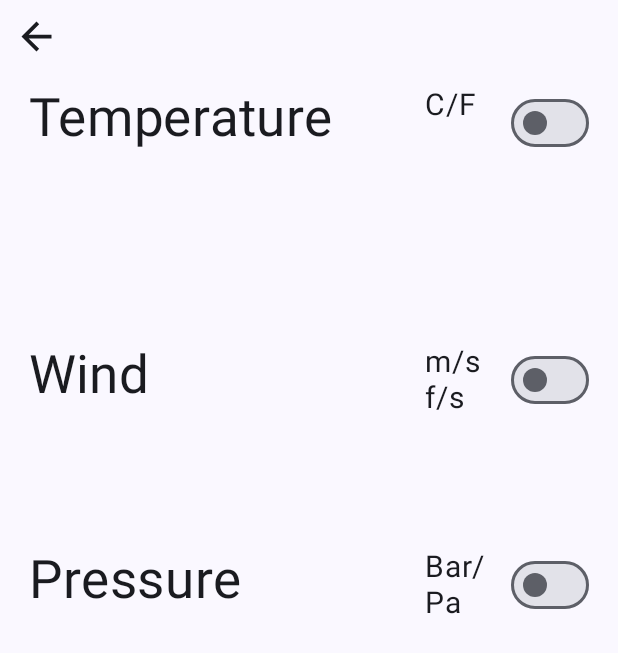
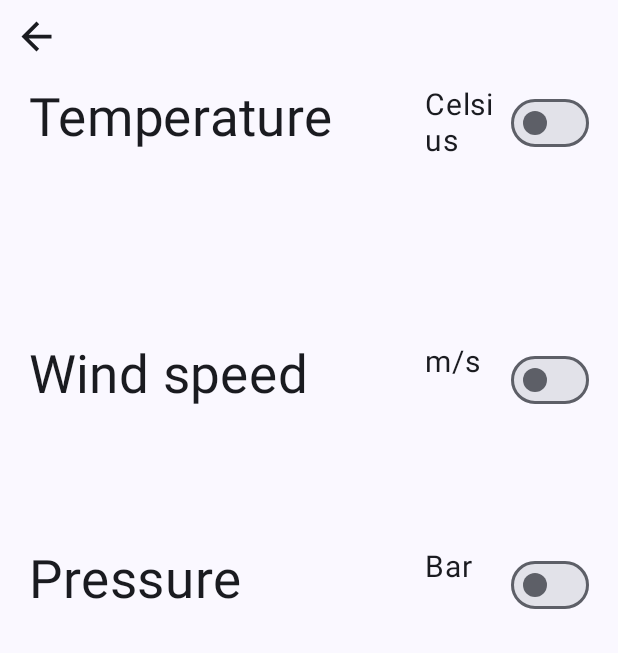
Before and after one commit to S203932/VejrApp, an Android app built with Jetpack Compose: the screen it shows after launch (MainActivity), after a tap on "Open Settings", on a phone screen of 412 x 824 dp. Shown: the top 653 px of the screen. Run offline under Robolectric (Android 15) with nearby library versions, the phone set to English and light mode, and no system bars; our stand-ins replace Dagger/Hilt's generated code; network calls fail; 1 statement that could not run was skipped.

Commit message:
Simplify settings Refactor names Tweaks

```diff
--- a/app/src/main/java/com/example/vejrapp/data/local/default/DefaultData.kt
+++ b/app/src/main/java/com/example/vejrapp/data/local/default/DefaultData.kt
@@ -13,7 +13,8 @@ import com.example.vejrapp.data.remote.locationforecast.models.PointGeometryEnum
 import com.example.vejrapp.data.repository.models.CurrentWeather
 import java.time.ZonedDateTime
 
-object DefaultData {
+class DefaultData {
+    object LOCATIONS{
         private val copenhagen = City(
             name = "Copenhagen",
             country = "Denmark",
@@ -29,11 +30,12 @@ object DefaultData {
             longitude = 23.32415F,
             population = 1152556
         )
-    val defaultCity: City = copenhagen
+        val CITY: City = copenhagen
 
-    val cities = listOf<City>(copenhagen, sofia)
-
-    val defaultComplete = METJSONForecast(
+        val CITIES = listOf<City>(copenhagen, sofia)
+    }
+    object LOCATIONFORECAST{
+        val COMPLETE = METJSONForecast(
             geometry = PointGeometry(
                 coordinates = listOf(0F, 0F, 0F),
                 type = PointGeometryEnum.Point
@@ -50,5 +52,6 @@ object DefaultData {
             type = METJSONForecastEnum.Feature
         )
 
-    val defaultCurrentWeather = CurrentWeather(defaultComplete)
+        val CURRENT_WEATHER = CurrentWeather(COMPLETE)
     }
+}
--- a/app/src/main/java/com/example/vejrapp/data/local/search/Locations.kt
+++ b/app/src/main/java/com/example/vejrapp/data/local/search/Locations.kt
@@ -17,7 +17,7 @@ class Locations(private val context: Context) {
     ).toList()
 
     // TODO Get favorite city from data store
-    val selectedCity = DefaultData.defaultCity
+    val selectedCity = DefaultData.LOCATIONS.CITY
 
 //    fun getCityFromLocation(): City {
 //
--- a/app/src/main/java/com/example/vejrapp/data/repository/WeatherRepository.kt
+++ b/app/src/main/java/com/example/vejrapp/data/repository/WeatherRepository.kt
@@ -33,10 +33,10 @@ class WeatherRepository @Inject constructor(private val locationforecast: Locati
     IWeatherRepository {
     private val scope = CoroutineScope(Dispatchers.IO)
 
-    private var complete = DefaultData.defaultComplete
-    override var city = DefaultData.defaultCity
+    private var complete = DefaultData.LOCATIONFORECAST.COMPLETE
+    override var city = DefaultData.LOCATIONS.CITY
     override var currentWeather =
-        MutableStateFlow<CurrentWeather>(DefaultData.defaultCurrentWeather)
+        MutableStateFlow<CurrentWeather>(DefaultData.LOCATIONFORECAST.CURRENT_WEATHER)
 
     // Get forecast for the default city when starting the app
     init {
--- a/app/src/main/java/com/example/vejrapp/navigation/MainNavHost.kt
+++ b/app/src/main/java/com/example/vejrapp/navigation/MainNavHost.kt
@@ -4,11 +4,9 @@ import androidx.compose.foundation.ExperimentalFoundationApi
 import androidx.compose.foundation.background
 import androidx.compose.foundation.layout.Arrangement
 import androidx.compose.foundation.layout.Box
-import androidx.compose.foundation.layout.Column
 import androidx.compose.foundation.layout.Row
 import androidx.compose.foundation.layout.fillMaxHeight
 import androidx.compose.foundation.layout.fillMaxSize
-import androidx.compose.foundation.layout.fillMaxWidth
 import androidx.compose.foundation.layout.offset
 import androidx.compose.foundation.layout.padding
 import androidx.compose.foundation.layout.size
@@ -18,7 +16,6 @@ import androidx.compose.foundation.pager.PageSize
 import androidx.compose.foundation.pager.rememberPagerState
 import androidx.compose.foundation.shape.CircleShape
 import androidx.compose.foundation.shape.RoundedCornerShape
-import androidx.compose.material3.Card
 import androidx.compose.material3.MaterialTheme
 import androidx.compose.runtime.Composable
 import androidx.compose.runtime.rememberCoroutineScope
@@ -26,7 +23,6 @@ import androidx.compose.ui.Alignment
 import androidx.compose.ui.Modifier
 import androidx.compose.ui.draw.clip
 import androidx.compose.ui.graphics.Color
-import androidx.compose.ui.tooling.preview.Preview
 import androidx.compose.ui.unit.dp
 import androidx.lifecycle.viewmodel.compose.viewModel
 import androidx.navigation.NavHostController
@@ -34,22 +30,18 @@ import androidx.navigation.compose.NavHost
 import androidx.navigation.compose.composable
 import com.example.vejrapp.presentation.day.DayPage
 import com.example.vejrapp.presentation.day.DayViewModel
-import com.example.vejrapp.presentation.day.DetailsBox
-import com.example.vejrapp.presentation.day.TopWeather
-import com.example.vejrapp.presentation.search.SearchBar
 import com.example.vejrapp.presentation.search.SearchViewModel
-import com.example.vejrapp.presentation.settings.DataViewModel
+import com.example.vejrapp.presentation.settings.SettingsViewModel
 import com.example.vejrapp.presentation.settings.Settings
 import com.example.vejrapp.presentation.theme.LinearGradient
 import com.example.vejrapp.presentation.week.WeekPage
-import com.example.vejrapp.presentation.week.WeekView
 
 
 @OptIn(ExperimentalFoundationApi::class)
 @Composable
 fun MainNavHost(
     navController: NavHostController,
-    dataViewModel: DataViewModel = viewModel(),
+    settingsViewModel: SettingsViewModel = viewModel(),
     searchViewModel: SearchViewModel = viewModel(),
     dayViewModel: DayViewModel = viewModel(),
 
@@ -152,7 +144,7 @@ fun MainNavHost(
                 },
                 modifier = Modifier.fillMaxHeight(),
                 navController = navController,
-                dataViewModel = dataViewModel
+                settingsViewModel = settingsViewModel
             )
         }
     }
--- a/app/src/main/java/com/example/vejrapp/presentation/day/DayViewModel.kt
+++ b/app/src/main/java/com/example/vejrapp/presentation/day/DayViewModel.kt
@@ -7,16 +7,17 @@ import com.example.vejrapp.data.repository.WeatherRepository
 import com.example.vejrapp.data.repository.models.CurrentWeather
 import dagger.hilt.android.lifecycle.HiltViewModel
 import kotlinx.coroutines.flow.MutableStateFlow
+import kotlinx.coroutines.flow.StateFlow
 import javax.inject.Inject
 
 interface IDayViewModel {
-    val currentWeather: MutableStateFlow<CurrentWeather>
+    val currentWeather: StateFlow<CurrentWeather>
     fun update()
 }
 
 class DayViewModelPreview() : IDayViewModel {
     override val currentWeather =
-        MutableStateFlow<CurrentWeather>(DefaultData.defaultCurrentWeather)
+        MutableStateFlow<CurrentWeather>(DefaultData.LOCATIONFORECAST.CURRENT_WEATHER)
 
     override fun update() {
         TODO("Not yet implemented")
--- a/app/src/main/java/com/example/vejrapp/presentation/search/SearchViewModel.kt
+++ b/app/src/main/java/com/example/vejrapp/presentation/search/SearchViewModel.kt
@@ -34,9 +34,9 @@ class SearchViewModelPreview @Inject constructor() :
             return MutableStateFlow<String>("")
         }
 
-    override val currentCity: StateFlow<City> = MutableStateFlow<City>(DefaultData.defaultCity)
+    override val currentCity: StateFlow<City> = MutableStateFlow<City>(DefaultData.LOCATIONS.CITY)
     override val searchMode: StateFlow<Boolean> = MutableStateFlow<Boolean>(false)
-    override val cities = MutableStateFlow<List<City>>(DefaultData.cities)
+    override val cities = MutableStateFlow<List<City>>(DefaultData.LOCATIONS.CITIES)
 
     override fun onSearchTextChange(text: String) {
         TODO("Not yet implemented")
@@ -60,7 +60,7 @@ class SearchViewModel @Inject constructor(locations: Locations) : ViewModel(), I
     private val _searchText = MutableStateFlow("")
     override val searchText = _searchText.asStateFlow()
 
-    private val _currentCity = MutableStateFlow(DefaultData.defaultCity)
+    private val _currentCity = MutableStateFlow(DefaultData.LOCATIONS.CITY)
     override val currentCity = _currentCity.asStateFlow()
 
     private val _searchMode = MutableStateFlow(false)
@@ -89,6 +89,8 @@ class SearchViewModel @Inject constructor(locations: Locations) : ViewModel(), I
     }
 
     override fun updateFavorite(city: City) {
+
+//        city = city.copy()
         city.favorite = !city.favorite
     }
 
--- a/app/src/main/java/com/example/vejrapp/presentation/settings/DataViewModel.kt
+++ /dev/null
@@ -1,32 +0,0 @@
-package com.example.vejrapp.presentation.settings
-
-import androidx.lifecycle.ViewModel
-import dagger.hilt.android.lifecycle.HiltViewModel
-import kotlinx.coroutines.flow.MutableStateFlow
-import kotlinx.coroutines.flow.asStateFlow
-import javax.inject.Inject
-
-@HiltViewModel
-class DataViewModel @Inject constructor() : ViewModel() {
-    private val _tempUnit = MutableStateFlow("Celsius")
-    val tempUnit = _tempUnit.asStateFlow()
-
-    private val _windUnit = MutableStateFlow("m/s")
-    val windUnit = _windUnit.asStateFlow()
-
-    private val _pressureUnit = MutableStateFlow("Bar")
-    val pressureUnit = _pressureUnit.asStateFlow()
-
-    fun updateTempUnit(temp: String) {
-        _tempUnit.value = temp
-    }
-
-    fun updateWindUnit(wind: String) {
-        _windUnit.value = wind
-    }
-
-    fun updatePressureUnit(pressure: String) {
-        _pressureUnit.value = pressure
-    }
-
-}
--- /dev/null
+++ b/app/src/main/java/com/example/vejrapp/presentation/settings/Settings.kt
@@ -0,0 +1,116 @@
+package com.example.vejrapp.presentation.settings
+
+import androidx.compose.foundation.background
+import androidx.compose.foundation.layout.Arrangement
+import androidx.compose.foundation.layout.Column
+import androidx.compose.foundation.layout.Row
+import androidx.compose.foundation.layout.fillMaxHeight
+import androidx.compose.foundation.layout.fillMaxSize
+import androidx.compose.foundation.layout.fillMaxWidth
+import androidx.compose.foundation.layout.padding
+import androidx.compose.foundation.layout.size
+import androidx.compose.foundation.shape.CircleShape
+import androidx.compose.material.icons.Icons
+import androidx.compose.material.icons.filled.ArrowBack
+import androidx.compose.material3.ExperimentalMaterial3Api
+import androidx.compose.material3.Icon
+import androidx.compose.material3.IconButton
+import androidx.compose.material3.Scaffold
+import androidx.compose.material3.Switch
+import androidx.compose.material3.Text
+import androidx.compose.runtime.Composable
+import androidx.compose.runtime.State
+import androidx.compose.runtime.collectAsState
+import androidx.compose.ui.Modifier
+import androidx.compose.ui.graphics.Color
+import androidx.compose.ui.tooling.preview.Preview
+import androidx.compose.ui.unit.dp
+import androidx.compose.ui.unit.sp
+import androidx.navigation.NavController
+import androidx.navigation.compose.rememberNavController
+import com.example.vejrapp.presentation.settings.models.SettingsModel
+
+
+@OptIn(ExperimentalMaterial3Api::class)
+@Composable
+fun Settings(
+    navController: NavController,
+    settingsViewModel: ISettingsViewModel,
+    onSelectionChanged: (String) -> Unit = {},
+    onCancelButtonClicked: () -> Unit = {},
+    onNextButtonClicked: () -> Unit = {},
+    modifier: Modifier = Modifier
+) {
+
+    val temperatureUnit = settingsViewModel.temperatureUnit.collectAsState()
+    val windSpeedUnit = settingsViewModel.windSpeedUnit.collectAsState()
+    val pressureUnit = settingsViewModel.pressureUnit.collectAsState()
+
+    Scaffold(
+        modifier = Modifier
+            .fillMaxSize()
+    ) { values ->
+        Column(
+            modifier = Modifier
+                .fillMaxWidth()
+                .padding(values)
+
+        ) {
+            IconButton(
+                onClick = {
+                    navController.popBackStack()
+                    //onNextButtonClicked
+                }
+            ) {
+                Icon(
+                    modifier = Modifier
+                        .padding(2.dp, 2.dp)
+                        .size(30.dp)
+                        .background(color = Color.Transparent, shape = CircleShape),
+                    imageVector = Icons.Default.ArrowBack,
+                    contentDescription = null
+                )
+            }
+            Setting(modifier, setting = temperatureUnit, onToggle = { settingsViewModel.toggleTemperatureUnit() })
+            Setting(modifier, setting = windSpeedUnit, onToggle = { settingsViewModel.toggleWindSpeedUnit() })
+            Setting(modifier, setting = pressureUnit, onToggle = { settingsViewModel.togglePressureUnit() })
+        }
+    }
+}
+
+@Composable
+fun Setting(
+    modifier: Modifier= Modifier, setting: State<SettingsModel>, onToggle: ()->Unit
+){
+    Row(
+        modifier = Modifier
+            .fillMaxWidth()
+            .padding(10.dp),
+        horizontalArrangement = Arrangement.SpaceEvenly
+    ) {
+        Text(
+            text = setting.value.name,
+            fontSize = 35.sp,
+            modifier = Modifier
+                .fillMaxWidth(0.65f)
+                .fillMaxHeight(0.2f)
+                .size(50.dp)
+        )
+
+        Text(
+            text = setting.value.getSelected().toString(),
+            fontSize = 20.sp,
+            modifier = Modifier
+                .fillMaxWidth(0.35f)
+                .fillMaxHeight(0.2f),
+        )
+
+        Switch(checked = setting.value.checked, onCheckedChange = { onToggle() })
+    }
+}
+
+@Preview(showBackground = true)
+@Composable
+fun SettingPreview() {
+        Settings(rememberNavController(), SettingsViewModelPreview())
+}
--- a/app/src/main/java/com/example/vejrapp/presentation/settings/SettingsScreen.kt
+++ /dev/null
@@ -1,205 +0,0 @@
-package com.example.vejrapp.presentation.settings
-
-import androidx.compose.foundation.background
-import androidx.compose.foundation.layout.Arrangement
-import androidx.compose.foundation.layout.Column
-import androidx.compose.foundation.layout.Row
-import androidx.compose.foundation.layout.fillMaxHeight
-import androidx.compose.foundation.layout.fillMaxSize
-import androidx.compose.foundation.layout.fillMaxWidth
-import androidx.compose.foundation.layout.padding
-import androidx.compose.foundation.layout.size
-import androidx.compose.foundation.shape.CircleShape
-import androidx.compose.material.icons.Icons
-import androidx.compose.material.icons.filled.ArrowBack
-import androidx.compose.material3.ExperimentalMaterial3Api
-import androidx.compose.material3.Icon
-import androidx.compose.material3.IconButton
-import androidx.compose.material3.Scaffold
-import androidx.compose.material3.Switch
-import androidx.compose.material3.Text
-import androidx.compose.runtime.Composable
-import androidx.compose.runtime.collectAsState
-import androidx.compose.runtime.getValue
-import androidx.compose.runtime.mutableStateOf
-import androidx.compose.runtime.remember
-import androidx.compose.runtime.setValue
-import androidx.compose.ui.Modifier
-import androidx.compose.ui.graphics.Color
-import androidx.compose.ui.tooling.preview.Preview
-import androidx.compose.ui.unit.dp
-import androidx.compose.ui.unit.sp
-import androidx.lifecycle.viewmodel.compose.viewModel
-import androidx.navigation.NavController
-import androidx.navigation.compose.rememberNavController
-import com.example.vejrapp.presentation.theme.VejrAppTheme
-
-
-@OptIn(ExperimentalMaterial3Api::class)
-@Composable
-fun Settings(
-    navController: NavController,
-    dataViewModel: DataViewModel,
-    onSelectionChanged: (String) -> Unit = {},
-    onCancelButtonClicked: () -> Unit = {},
-    onNextButtonClicked: () -> Unit = {},
-    modifier: Modifier = Modifier
-) {
-
-    val tempUnit = dataViewModel.tempUnit.collectAsState()
-    val windUnit = dataViewModel.windUnit.collectAsState()
-    val pressureUnit = dataViewModel.pressureUnit.collectAsState()
-    Scaffold(
-        modifier = Modifier
-            .fillMaxSize()
-    ) { values ->
-        Column(
-            modifier = Modifier
-                .fillMaxWidth()
-                .padding(values)
-
-        ) {
-            IconButton(
-
-                onClick = {
-                    navController.popBackStack()
-                    //onNextButtonClicked
-
-                }
-            ) {
-                Icon(
-
-                    modifier = Modifier
-                        .padding(2.dp, 2.dp)
-                        .size(30.dp)
-                        .background(color = Color.Transparent, shape = CircleShape),
-
-
-                    imageVector = Icons.Default.ArrowBack,
-                    contentDescription = null
-                )
-
-            }
-
-
-            Row(
-                modifier = Modifier
-                    .fillMaxWidth()
-                    .padding(10.dp),
-                horizontalArrangement = Arrangement.SpaceEvenly
-            ) {
-
-                Text(
-                    text = "Temperature",
-                    fontSize = 35.sp,
-                    modifier = Modifier
-                        .fillMaxWidth(0.65f)
-                        .fillMaxHeight(0.2f)
-                        .size(50.dp)
-                )
-
-                Text(
-                    text = "C/F",
-                    fontSize = 20.sp,
-                    modifier = Modifier
-                        .fillMaxWidth(0.35f)
-                        .fillMaxHeight(0.2f),
-                )
-
-
-                var checked by remember { mutableStateOf(tempUnit.value == "Fahrenheit") }
-                Switch(
-
-                    checked =
-                    checked,
-                    onCheckedChange = {
-                        if (tempUnit.value == ("Celsius")) dataViewModel.updateTempUnit("Fahrenheit")
-                        else dataViewModel.updateTempUnit("Celsius")
-                        checked = !checked
-
-                    }
-                )
-
-            }
-            Row(
-                modifier = Modifier
-                    .fillMaxWidth()
-                    .padding(10.dp),
-                horizontalArrangement = Arrangement.SpaceEvenly
-            ) {
-
-                Text(
-                    text = "Wind",
-                    fontSize = 35.sp,
-                    modifier = Modifier
-                        .fillMaxWidth(0.65f)
-                        .fillMaxHeight(0.2f)
-                        .size(50.dp)
-                )
-
-                Text(
-                    text = "m/s\nf/s",
-                    fontSize = 20.sp,
-                    modifier = Modifier
-                        .fillMaxWidth(0.35f)
-                        .fillMaxHeight(0.2f),
-                )
-
-                var checked by remember { mutableStateOf(windUnit.value == "f/s") }
-                Switch(
-                    checked = checked,
-                    onCheckedChange = {
-                        if (windUnit.value == ("m/s")) dataViewModel.updateWindUnit("f/s")
-                        else dataViewModel.updateWindUnit("m/s")
-                        checked = !checked
-                    }
-                )
-
-            }
-            Row(
-                modifier = Modifier
-                    .fillMaxWidth()
-                    .padding(10.dp),
-                horizontalArrangement = Arrangement.SpaceEvenly
-            ) {
-
-                Text(
-                    text = "Pressure",
-                    fontSize = 35.sp,
-                    modifier = Modifier
-                        .fillMaxWidth(0.65f)
-                        .fillMaxHeight(0.2f)
-                        .size(50.dp)
-                )
-
-                Text(
-                    text = "Bar/\nPa",
-                    fontSize = 20.sp,
-                    modifier = Modifier
-                        .fillMaxWidth(0.35f)
-                        .fillMaxHeight(0.2f),
-                )
-
-                var checked by remember { mutableStateOf(pressureUnit.value == "Pa") }
-                Switch(
-                    checked = checked,
-                    onCheckedChange = {
-                        if (pressureUnit.value == ("Bar")) dataViewModel.updatePressureUnit("Pa")
-                        else dataViewModel.updatePressureUnit("Bar")
-                        checked = !checked
-                    }
-                )
-            }
-        }
-    }
-}
-
-@Preview(showBackground = true)
-@Composable
-fun SettingPreview() {
-    VejrAppTheme {
-        val navController = rememberNavController()
-        val dataViewModel = viewModel<DataViewModel>()
-        Settings(navController = navController, dataViewModel)
-    }
-}
--- /dev/null
+++ b/app/src/main/java/com/example/vejrapp/presentation/settings/SettingsViewModel.kt
@@ -0,0 +1,95 @@
+package com.example.vejrapp.presentation.settings
+
+import android.content.Context
+import androidx.core.content.ContextCompat.getString
+//import androidx.core.content.ContextCompat.getString
+import androidx.lifecycle.ViewModel
+import com.example.vejrapp.R
+import com.example.vejrapp.presentation.settings.models.SettingsModel
+import dagger.hilt.android.lifecycle.HiltViewModel
+import dagger.hilt.android.qualifiers.ApplicationContext
+import kotlinx.coroutines.flow.MutableStateFlow
+import kotlinx.coroutines.flow.StateFlow
+import kotlinx.coroutines.flow.asStateFlow
+import javax.inject.Inject
+
+interface ISettingsViewModel {
+    val temperatureUnit: StateFlow<SettingsModel>
+    val windSpeedUnit: StateFlow<SettingsModel>
+    val pressureUnit: StateFlow<SettingsModel>
+
+    fun toggleTemperatureUnit()
+    fun toggleWindSpeedUnit()
+    fun togglePressureUnit()
+}
+
+class SettingsViewModelPreview @Inject constructor() :
+    ISettingsViewModel {
+    override val temperatureUnit: StateFlow<SettingsModel>
+        get() = TODO("Not yet implemented")
+    override val windSpeedUnit: StateFlow<SettingsModel>
+        get() = TODO("Not yet implemented")
+    override val pressureUnit: StateFlow<SettingsModel>
+        get() = TODO("Not yet implemented")
+
+    override fun toggleTemperatureUnit() {
+        TODO("Not yet implemented")
+    }
+
+    override fun toggleWindSpeedUnit() {
+        TODO("Not yet implemented")
+    }
+
+    override fun togglePressureUnit() {
+        TODO("Not yet implemented")
+    }
+}
+
+@HiltViewModel
+class SettingsViewModel @Inject constructor(@ApplicationContext context: Context) : ViewModel(), ISettingsViewModel {
+    private val _temperatureUnit = MutableStateFlow(
+        SettingsModel(
+            name = getString(context, R.string.temperature_name),
+            choices = mapOf(
+                Pair(false, getString(context, R.string.temperature_choice_celsius)),
+                Pair(true, getString(context, R.string.temperature_choice_fahrenheit))
+            )
+        )
+    )
+    override val temperatureUnit = _temperatureUnit.asStateFlow()
+
+    private val _windSpeedUnit = MutableStateFlow(
+        SettingsModel(
+            name = getString(context, R.string.wind_speed_name),
+            choices = mapOf(
+                Pair(false, getString(context, R.string.wind_speed_choice_ms)),
+                Pair(true, getString(context, R.string.wind_speed_choice_kmh))
+            )
+        )
+    )
+    override val windSpeedUnit = _windSpeedUnit.asStateFlow()
+
+    private val _pressureUnit = MutableStateFlow(
+        SettingsModel(
+            name = getString(context, R.string.pressure_name),
+            choices = mapOf(
+                Pair(false, getString(context, R.string.pressure_choice_bar)),
+                Pair(true, getString(context, R.string.pressure_choice_pa))
+            )
+        )
+    )
+    override val pressureUnit = _pressureUnit.asStateFlow()
+
+    override fun toggleTemperatureUnit() {
+        _temperatureUnit.value =
+            _temperatureUnit.value.copy(checked = !_temperatureUnit.value.checked)
+    }
+
+    override fun toggleWindSpeedUnit() {
+        _windSpeedUnit.value = _windSpeedUnit.value.copy(checked = !_windSpeedUnit.value.checked)
+    }
+
+    override fun togglePressureUnit() {
+        _pressureUnit.value = _pressureUnit.value.copy(checked = !_pressureUnit.value.checked)
+    }
+}
--- /dev/null
+++ b/app/src/main/java/com/example/vejrapp/presentation/settings/models/SettingsModel.kt
@@ -0,0 +1,10 @@
+package com.example.vejrapp.presentation.settings.models
+
+import androidx.collection.CircularArray
+import java.util.LinkedList
+
+data class SettingsModel(val name:String, val choices:Map<Boolean,String>, var checked: Boolean = false){
+    fun getSelected(): String {
+        return choices[checked].toString()
+    }
+}
--- a/app/src/main/res/values/strings.xml
+++ b/app/src/main/res/values/strings.xml
@@ -7,7 +7,24 @@
     <string name="allDaysAllWeek">AllDaysAllWeek</string>
 
 
-    <!--SearchBar strings -->
+    <!-- SearchBar strings -->
     <string name="favorite_city">Favorite %s</string>
     <string name="unfavorite_city">Unfavorite %s</string>
+
+    <!-- Settings strings -->
+
+    <!-- Temperature -->
+    <string name="temperature_name">Temperature</string>
+    <string name="temperature_choice_celsius">Celsius</string>
+    <string name="temperature_choice_fahrenheit">Fahrenheit</string>
+
+    <!-- Wind speed -->
+    <string name="wind_speed_name">Wind speed</string>
+    <string name="wind_speed_choice_ms">m/s</string>
+    <string name="wind_speed_choice_kmh">km/h</string>
+
+    <!-- Pressure -->
+    <string name="pressure_name">Pressure</string>
+    <string name="pressure_choice_bar">Bar</string>
+    <string name="pressure_choice_pa">Pascal</string>
 </resources>
```
Lines whose indentation alone changed are shown as unchanged.
